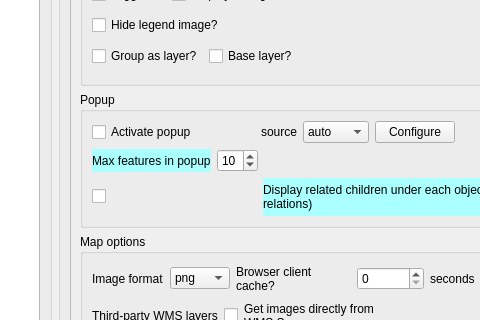
Old version of the form ui_lizmap.ui in the repository 3liz/lizmap-plugin; both pictures show x 469 to 949 and y 273 to 593 of the 1036 by 845 pixel window.
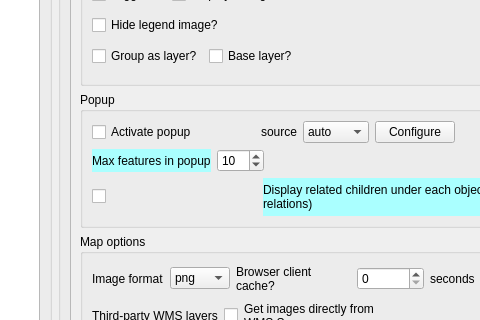
New version of the form. The open tabs and pages were chosen to show the change. Icons and pictures are not drawn. Custom widgets are drawn as their Qt base class.

Commit message: Update popup max features maximum constraint to 199

```diff
--- a/ui_lizmap.ui
+++ b/ui_lizmap.ui
@@ -1174,6 +1174,9 @@
                              <property name="value">
                               <number>10</number>
                              </property>
+                             <property name="maximum">
+                              <number>199</number>
+                             </property>
                             </widget>
                            </item>
                            <item>
```
